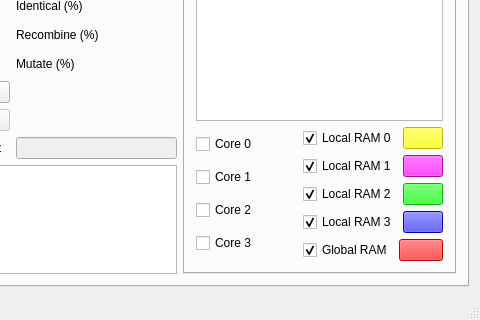
Qt form src/mainwindow.ui (balsini/NeuroLab) before a commit; both pictures show x 94 to 574 and y 141 to 461 of the 574 by 461 pixel window.
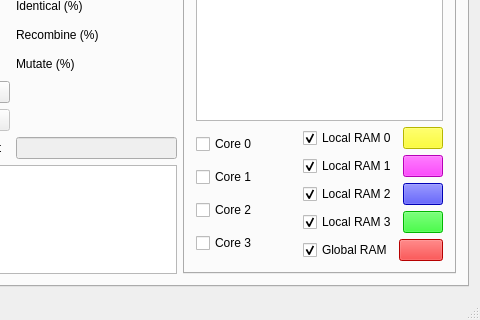
The same form after that commit. Custom widgets are drawn as their Qt base class.

Commit message: Wrong color in legend

Patch:
```diff
--- a/src/mainwindow.ui
+++ b/src/mainwindow.ui
@@ -341,7 +341,7 @@
                   <item>
                    <widget class="ButtonLegend" name="LRAM_2_legend">
                     <property name="styleSheet">
-                     <string notr="true">background-color: #00ff00</string>
+                     <string notr="true">background-color: #0000ff</string>
                     </property>
                     <property name="text">
                      <string/>
@@ -365,7 +365,7 @@
                   <item>
                    <widget class="ButtonLegend" name="LRAM_3_legend">
                     <property name="styleSheet">
-                     <string notr="true">background-color: #0000ff</string>
+                     <string notr="true">background-color: #00ff00</string>
                     </property>
                     <property name="text">
                      <string/>
```
